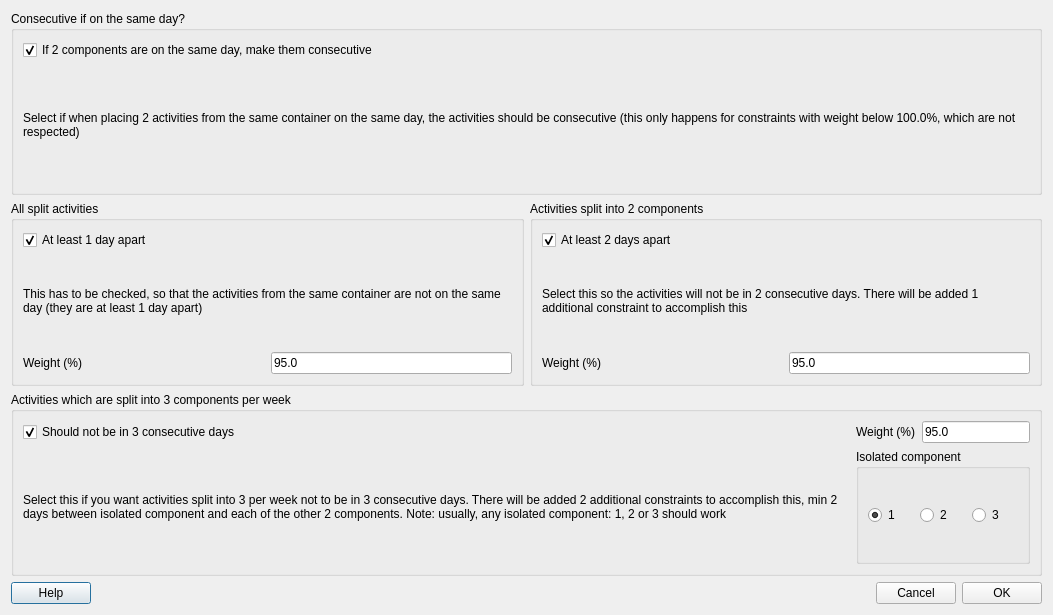
Above: fet/src/interface/spreadmindaysconstraintsfivedaysform_template.ui from vonmecheln/fet before the change. Below: the same form after it.
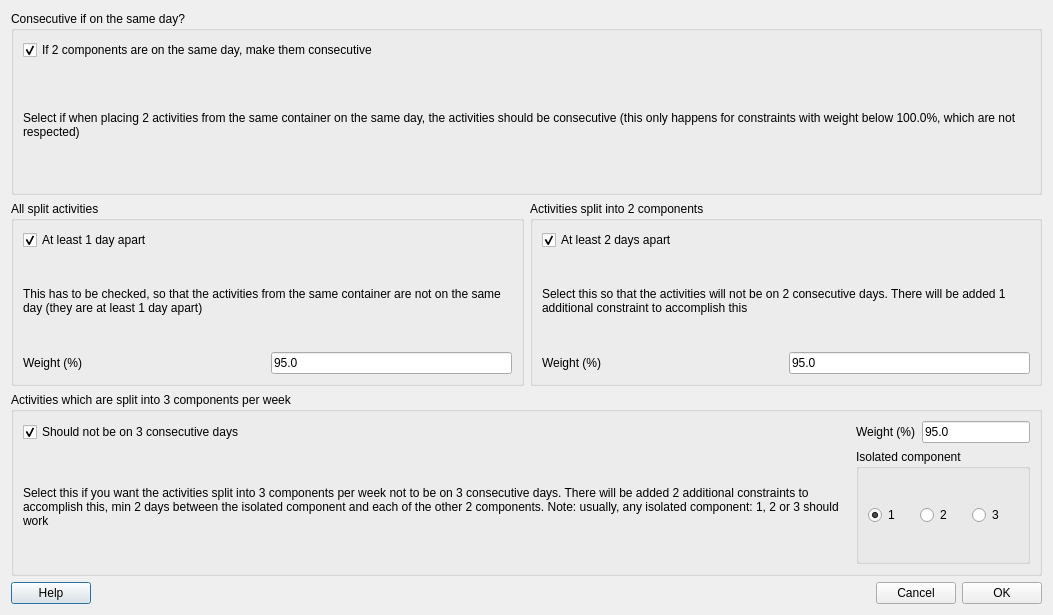
That is the form after the change.

Patch:
```diff
--- a/fet/src/interface/spreadmindaysconstraintsfivedaysform_template.ui
+++ b/fet/src/interface/spreadmindaysconstraintsfivedaysform_template.ui
@@ -137,7 +137,7 @@
            </sizepolicy>
           </property>
           <property name="text">
-           <string>Select this so the activities will not be in 2 consecutive days. There will be added 1 additional constraint to accomplish this</string>
+           <string>Select this so that the activities will not be on 2 consecutive days. There will be added 1 additional constraint to accomplish this</string>
           </property>
           <property name="wordWrap">
            <bool>true</bool>
@@ -190,7 +190,7 @@
          </sizepolicy>
         </property>
         <property name="text">
-         <string>Should not be in 3 consecutive days</string>
+         <string>Should not be on 3 consecutive days</string>
         </property>
         <property name="checked">
          <bool>true</bool>
@@ -206,7 +206,7 @@
          </sizepolicy>
         </property>
         <property name="text">
-         <string>Select this if you want activities split into 3 per week not to be in 3 consecutive days. There will be added 2 additional constraints to accomplish this, min 2 days between isolated component and each of the other 2 components. Note: usually, any isolated component: 1, 2 or 3 should work</string>
+         <string>Select this if you want the activities split into 3 components per week not to be on 3 consecutive days. There will be added 2 additional constraints to accomplish this, min 2 days between the isolated component and each of the other 2 components. Note: usually, any isolated component: 1, 2 or 3 should work</string>
         </property>
         <property name="wordWrap">
          <bool>true</bool>
```
